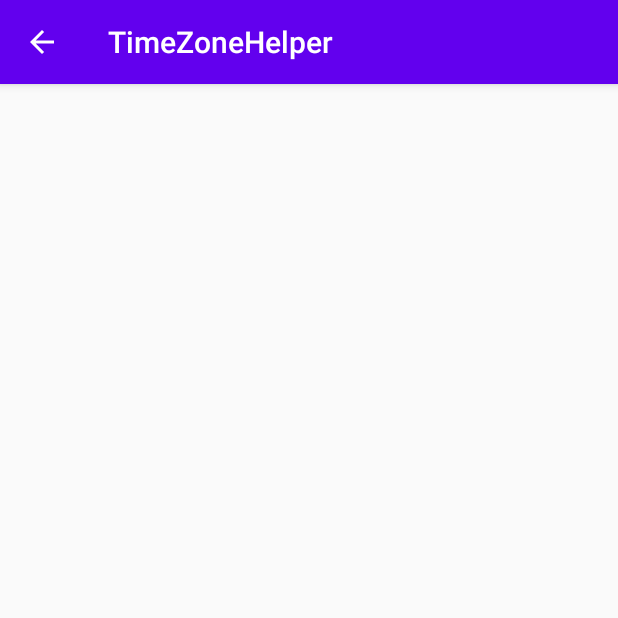
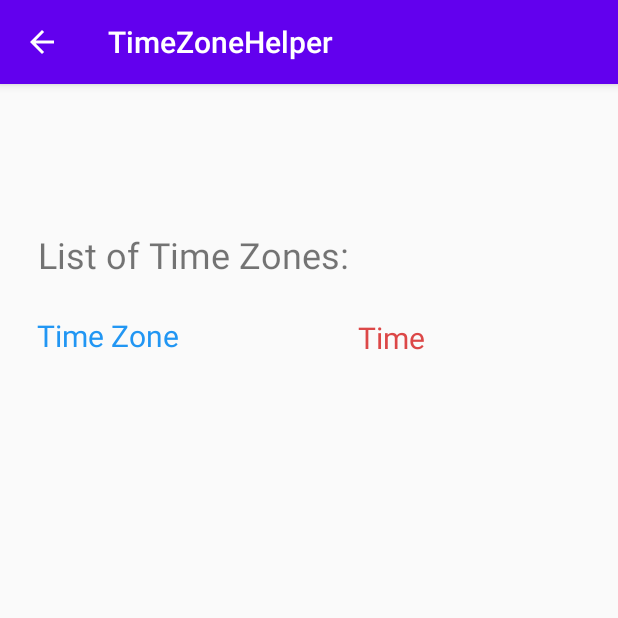
Before and after one commit to jzhang1043/CS125FinalProject, an Android app: the Activity2 screen opened directly, with no data from a screen before it, on a phone screen of 412 x 824 dp, the top half of it. Run offline under Robolectric (Android 15) with nearby library versions, the phone set to English and light mode, and no system bars.

Commit message:
added texts.

```diff
--- a/app/src/main/java/com/example/timezonehelper/Activity2.java
+++ b/app/src/main/java/com/example/timezonehelper/Activity2.java
@@ -1,7 +1,6 @@
 package com.example.timezonehelper;
 
 import androidx.appcompat.app.AppCompatActivity;
-import androidx.appcompat.widget.Toolbar;
 
 import android.content.Intent;
 import android.os.Bundle;
@@ -16,7 +15,7 @@ public class Activity2 extends AppCompatActivity {
 
         Intent intent = getIntent();
         String text = intent.getStringExtra(MainActivity.EXTRA_TEXT);
-        TextView textView1 = findViewById(R.id.demo);
+        TextView textView1 = findViewById(R.id.inputCountry);
 
         textView1.setText(text);
 
--- a/app/src/main/res/layout/activity_2.xml
+++ b/app/src/main/res/layout/activity_2.xml
@@ -12,16 +12,57 @@
         android:layout_height="match_parent">
 
         <TextView
-            android:id="@+id/demo"
-            android:layout_width="116dp"
-            android:layout_height="67dp"
+            android:id="@+id/inputCountry"
+            android:layout_width="191dp"
+            android:layout_height="53dp"
+            android:textSize="28sp"
+            app:layout_constraintBottom_toBottomOf="parent"
+            app:layout_constraintEnd_toEndOf="parent"
+            app:layout_constraintHorizontal_bias="0.073"
+            app:layout_constraintStart_toStartOf="parent"
+            app:layout_constraintTop_toTopOf="parent"
+            app:layout_constraintVertical_bias="0.053" />
+
+        <TextView
+            android:id="@+id/textView"
+            android:layout_width="233dp"
+            android:layout_height="41dp"
+            android:text="@string/time_zone_text"
             android:textSize="24sp"
             app:layout_constraintBottom_toBottomOf="parent"
             app:layout_constraintEnd_toEndOf="parent"
-            app:layout_constraintHorizontal_bias="0.41"
+            app:layout_constraintHorizontal_bias="0.14"
             app:layout_constraintStart_toStartOf="parent"
             app:layout_constraintTop_toTopOf="parent"
-            app:layout_constraintVertical_bias="0.448" />
+            app:layout_constraintVertical_bias="0.134" />
+
+        <TextView
+            android:id="@+id/timezone_value"
+            android:layout_width="187dp"
+            android:layout_height="37dp"
+            android:text="@string/TimeZone"
+            android:textColor="#2196F3"
+            android:textSize="20sp"
+            app:layout_constraintBottom_toBottomOf="parent"
+            app:layout_constraintEnd_toEndOf="parent"
+            app:layout_constraintHorizontal_bias="0.111"
+            app:layout_constraintStart_toStartOf="parent"
+            app:layout_constraintTop_toTopOf="parent"
+            app:layout_constraintVertical_bias="0.211" />
+
+        <TextView
+            android:id="@+id/textView5"
+            android:layout_width="143dp"
+            android:layout_height="36dp"
+            android:text="@string/time"
+            android:textColor="#DC4747"
+            android:textSize="20sp"
+            app:layout_constraintBottom_toBottomOf="parent"
+            app:layout_constraintEnd_toEndOf="parent"
+            app:layout_constraintHorizontal_bias="0.888"
+            app:layout_constraintStart_toStartOf="parent"
+            app:layout_constraintTop_toTopOf="parent"
+            app:layout_constraintVertical_bias="0.212" />
     </androidx.constraintlayout.widget.ConstraintLayout>
 
 </androidx.coordinatorlayout.widget.CoordinatorLayout>
--- a/app/src/main/res/values/strings.xml
+++ b/app/src/main/res/values/strings.xml
@@ -17,4 +17,7 @@
     <string name="Search">Search</string>
     <string name="enter_location2">Specific State?</string>
     <string name="activity2">Activity2</string>
+    <string name="time_zone_text">List of Time Zones:</string>
+    <string name="TimeZone">Time Zone</string>
+    <string name="time">Time</string>
 </resources>
```
